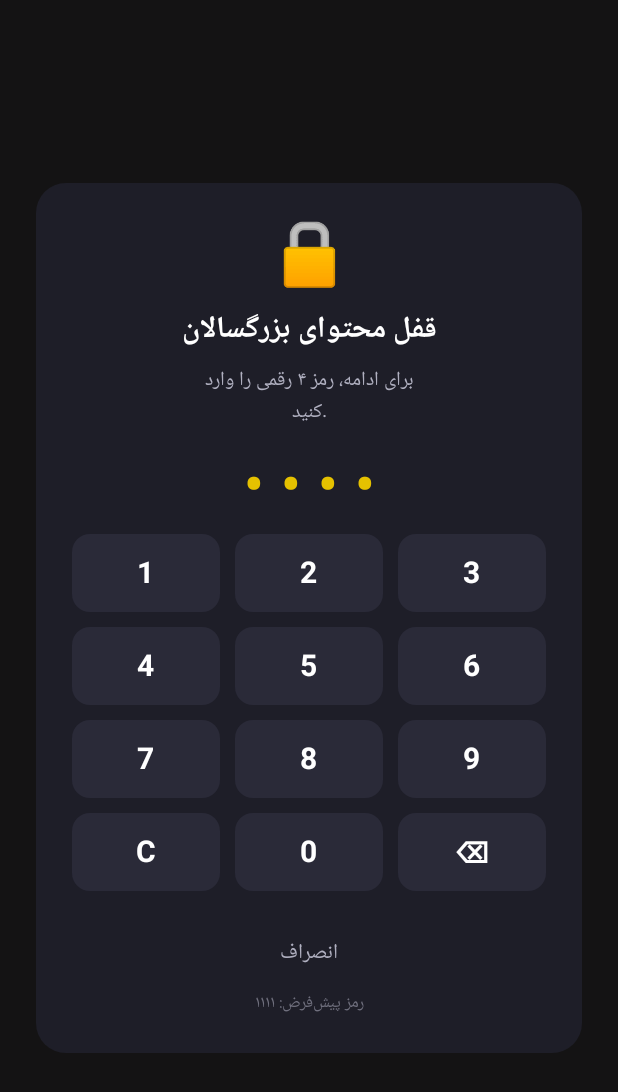
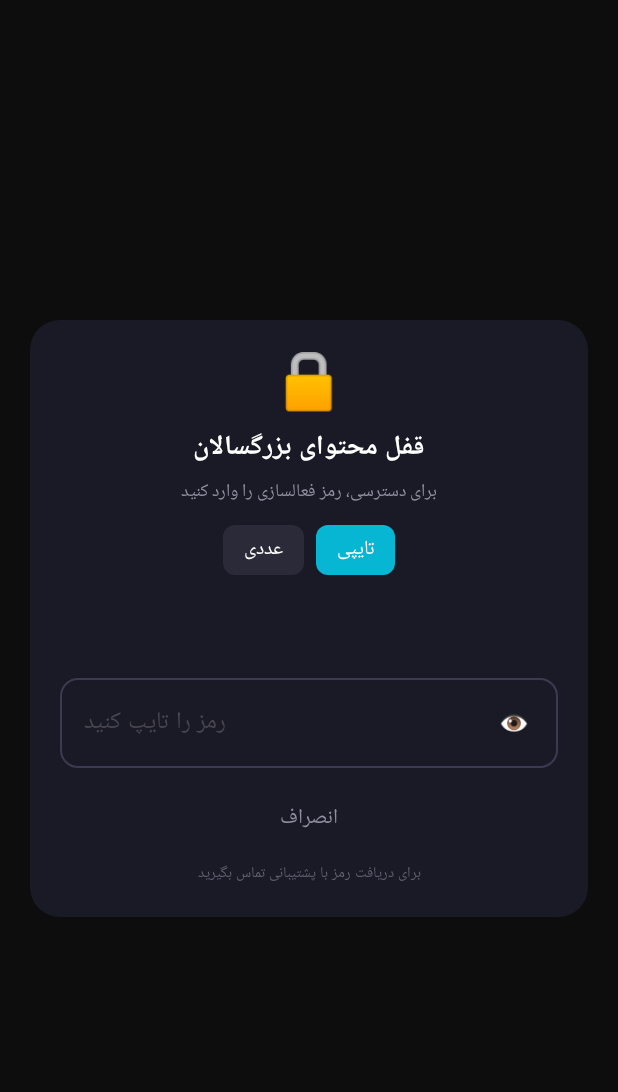
Before and after one commit to DarkNamaTv/Tv, an Android app built with Jetpack Compose: the composable PinLock shown on its own in the app's theme, after a tap on "انصراف", on a phone screen of 412 x 824 dp. Shown: the top 1092 px of the screen. Run offline under Robolectric (Android 15) with nearby library versions, the phone set to English and light mode, and no system bars; network calls fail; 2 other taps on this screen came first.

Commit message:
feat: PIN lock v2 (numeric+text), Telegram support @mohmdnini, subscription days display, 34 adult channels

```diff
--- a/app/src/main/java/com/darktv/player/PinLock.kt
+++ b/app/src/main/java/com/darktv/player/PinLock.kt
@@ -1,14 +1,24 @@
 package com.darktv.player
 
+import android.content.Context
+import androidx.compose.animation.animateColorAsState
 import androidx.compose.foundation.background
+import androidx.compose.foundation.border
+import androidx.compose.foundation.clickable
 import androidx.compose.foundation.layout.*
 import androidx.compose.foundation.shape.RoundedCornerShape
+import androidx.compose.foundation.text.KeyboardOptions
 import androidx.compose.material3.*
 import androidx.compose.runtime.*
 import androidx.compose.ui.Alignment
 import androidx.compose.ui.Modifier
+import androidx.compose.ui.draw.clip
 import androidx.compose.ui.graphics.Color
+import androidx.compose.ui.platform.LocalContext
 import androidx.compose.ui.text.font.FontWeight
+import androidx.compose.ui.text.input.KeyboardType
+import androidx.compose.ui.text.input.PasswordVisualTransformation
+import androidx.compose.ui.text.input.VisualTransformation
 import androidx.compose.ui.text.style.TextAlign
 import androidx.compose.ui.unit.dp
 import androidx.compose.ui.unit.sp
@@ -17,107 +27,227 @@ import androidx.compose.ui.window.DialogProperties
 import androidx.compose.foundation.rememberScrollState
 import androidx.compose.foundation.verticalScroll
 
-/**
- * PIN lock overlay for Movies section (adult content protection).
- * The default PIN is 1111. Currently stored in plaintext — can be upgraded
- * to EncryptedSharedPreferences / Keystore later.
- */
+enum class PinMode { NUMERIC, TEXT }
+
 @Composable
-fun PinLock(english: Boolean, onSuccess: () -> Unit, onCancel: () -> Unit) {
+fun PinLock(
+    english: Boolean,
+    showTextMode: Boolean = true,
+    onSuccess: () -> Unit,
+    onCancel: () -> Unit,
+    onSupportClick: (() -> Unit)? = null
+) {
+    val ctx = LocalContext.current
+    var mode by remember { mutableStateOf(PinMode.NUMERIC) }
     var pin by remember { mutableStateOf("") }
-    val correctPin = "1111"
+    var textPin by remember { mutableStateOf("") }
+    var error by remember { mutableStateOf(false) }
+    var errorText by remember { mutableStateOf("") }
+    var pinVisible by remember { mutableStateOf(false) }
+
+    fun tr(fa: String, en: String) = if (english) en else fa
+
+    fun validateAndOpen() {
+        val input = if (mode == PinMode.NUMERIC) pin else textPin
+        if (input.length < 4) {
+            error = true
+            errorText = tr("رمز باید حداقل ۴ کاراکتر باشد", "PIN must be at least 4 characters")
+            return
+        }
+        // Try to validate as subscription PIN first
+        val result = SubscriptionLock.validatePin(ctx, input)
+        when (result) {
+            is SubscriptionLock.ValidationResult.Valid -> {
+                SubscriptionLock.activateSubscription(ctx, result)
+                onSuccess()
+            }
+            is SubscriptionLock.ValidationResult.Expired -> {
+                error = true
+                errorText = tr("این رمز منقضی شده است", "This PIN has expired")
+                if (mode == PinMode.NUMERIC) pin = "" else textPin = ""
+            }
+            is SubscriptionLock.ValidationResult.Revoked -> {
+                error = true
+                errorText = tr("این رمز لغو شده است", "This PIN has been revoked")
+                if (mode == PinMode.NUMERIC) pin = "" else textPin = ""
+            }
+            null -> {
+                // Also check simple PIN "1111" as default
+                if (input == "1111" || input == "0000") {
+                    // Default PIN: activate unlimited for testing
+                    val code = if (input == "1111") SubscriptionLock.CODE_UNL else SubscriptionLock.CODE_3D
+                    val days = if (input == "1111") -1 else 3
+                    val expiry = if (days == -1) Long.MAX_VALUE / 1000 else System.currentTimeMillis() / 1000 + days * 86400L
+                    SubscriptionLock.activateSubscription(ctx,
+                        SubscriptionLock.ValidationResult.Valid(code, expiry, days))
+                    onSuccess()
+                } else {
+                    error = true
+                    errorText = tr("رمز اشتباه است", "Incorrect PIN")
+                    if (mode == PinMode.NUMERIC) pin = "" else textPin = ""
+                }
+            }
+        }
+    }
 
     Dialog(onDismissRequest = onCancel, properties = DialogProperties(usePlatformDefaultWidth = false)) {
         Box(
-            Modifier.fillMaxSize().background(Color(0xCC000000)),
+            Modifier.fillMaxSize().background(Color(0xDD000000)),
             contentAlignment = Alignment.Center
         ) {
             Card(
-                modifier = Modifier.fillMaxWidth().padding(24.dp),
+                modifier = Modifier.fillMaxWidth().padding(20.dp),
                 shape = RoundedCornerShape(20.dp),
-                colors = CardDefaults.cardColors(containerColor = Color(0xFF1E1E28))
+                colors = CardDefaults.cardColors(containerColor = Color(0xFF1A1A26))
             ) {
                 Column(
-                    Modifier.verticalScroll(rememberScrollState()).padding(24.dp),
+                    Modifier.verticalScroll(rememberScrollState()).padding(20.dp),
                     horizontalAlignment = Alignment.CenterHorizontally
                 ) {
-                    Text("🔒", fontSize = 40.sp)
-                    Spacer(Modifier.height(10.dp))
+                    Text("🔒", fontSize = 36.sp)
+                    Spacer(Modifier.height(8.dp))
                     Text(
-                        if (english) "Adult Content Lock" else "قفل محتوای بزرگسالان",
-                        fontSize = 20.sp,
+                        tr("قفل محتوای بزرگسالان", "Adult Content Lock"),
+                        fontSize = 18.sp,
                         fontWeight = FontWeight.Bold,
                         color = Color.White
                     )
-                    Spacer(Modifier.height(6.dp))
+                    Spacer(Modifier.height(4.dp))
                     Text(
-                        if (english) "Please enter the 4-digit PIN to continue."
-                        else "برای ادامه، رمز ۴ رقمی را وارد کنید.",
-                        fontSize = 13.sp,
-                        color = Color(0xFFB0B0C0),
+                        tr("برای دسترسی، رمز فعالسازی را وارد کنید", "Enter your activation code to continue"),
+                        fontSize = 12.sp,
+                        color = Color(0xFF9090A0),
                         textAlign = TextAlign.Center
                     )
+
+                    // Mode switch
+                    if (showTextMode) {
+                        Spacer(Modifier.height(12.dp))
+                        Row(
+                            Modifier.fillMaxWidth(),
+                            horizontalArrangement = Arrangement.Center,
+                            verticalAlignment = Alignment.CenterVertically
+                        ) {
+                            val tabBg by animateColorAsState(if (mode == PinMode.NUMERIC) Color(0xFF06B6D2) else Color(0xFF2A2A38), label = "tab")
+                            val tabBgT by animateColorAsState(if (mode == PinMode.TEXT) Color(0xFF06B6D2) else Color(0xFF2A2A38), label = "tabt")
+                            Box(
+                                Modifier.clickable { mode = PinMode.NUMERIC }
+                                    .background(tabBg, RoundedCornerShape(8.dp))
+                                    .padding(horizontal = 14.dp, vertical = 6.dp)
+                            ) {
+                                Text(tr("عددی", "Numeric"), fontSize = 13.sp, color = Color.White, fontWeight = FontWeight.Medium)
+                            }
+                            Spacer(Modifier.width(8.dp))
+                            Box(
+                                Modifier.clickable { mode = PinMode.TEXT }
+                                    .background(tabBgT, RoundedCornerShape(8.dp))
+                                    .padding(horizontal = 14.dp, vertical = 6.dp)
+                            ) {
+                                Text(tr("تایپی", "Text"), fontSize = 13.sp, color = Color.White, fontWeight = FontWeight.Medium)
+                            }
+                        }
+                    }
+
                     Spacer(Modifier.height(16.dp))
+
+                    // PIN display
+                    val displayPin = if (mode == PinMode.NUMERIC) pin else textPin
                     Text(
-                        if (pin.isEmpty()) "••••" else pin,
-                        fontSize = 36.sp,
-                        letterSpacing = 12.sp,
+                        if (pinVisible) displayPin else "●".repeat(displayPin.length.coerceAtMost(16)),
+                        fontSize = 28.sp,
+                        letterSpacing = 8.sp,
                         fontWeight = FontWeight.Bold,
                         color = Color(0xFFE5C100)
                     )
+
+                    if (error && errorText.isNotEmpty()) {
+                        Spacer(Modifier.height(4.dp))
+                        Text(errorText, fontSize = 11.sp, color = Color(0xFFFF6B6B), textAlign = TextAlign.Center)
+                    }
+
                     Spacer(Modifier.height(12.dp))
 
-                    // Number pad 1-9
+                    // Content
+                    if (mode == PinMode.NUMERIC) {
+                        // Number pad
                         val digits = listOf(
                             listOf("1","2","3"),
                             listOf("4","5","6"),
                             listOf("7","8","9"),
-                        listOf("C","0","⌫")
+                            listOf("👁","0","⌫")
                         )
                         digits.forEach { row ->
-                        Row(Modifier.fillMaxWidth(), horizontalArrangement = Arrangement.spacedBy(10.dp)) {
+                            Row(Modifier.fillMaxWidth(), horizontalArrangement = Arrangement.spacedBy(8.dp)) {
                                 row.forEach { key ->
                                     Button(
                                         onClick = {
+                                            error = false
                                             when (key) {
-                                            "C" -> pin = ""
+                                                "👁" -> pinVisible = !pinVisible
                                                 "⌫" -> if (pin.isNotEmpty()) pin = pin.dropLast(1)
-                                            else -> if (pin.length < 4) pin += key
+                                                else -> if (pin.length < 20) pin += key
                                             }
-                                        if (pin.length == 4) {
-                                            if (pin == correctPin) {
-                                                onSuccess()
-                                            } else {
-                                                pin = ""
+                                            if (pin.length >= 4) validateAndOpen()
+                                        },
+                                        modifier = Modifier.weight(1f).height(52.dp),
+                                        colors = ButtonDefaults.buttonColors(containerColor = Color(0xFF252535), contentColor = Color.White),
+                                        shape = RoundedCornerShape(12.dp)
+                                    ) { Text(key, fontSize = 18.sp, fontWeight = FontWeight.Bold) }
                                 }
                             }
+                            Spacer(Modifier.height(8.dp))
+                        }
+                    } else {
+                        // Text input
+                        OutlinedTextField(
+                            value = textPin,
+                            onValueChange = {
+                                textPin = it
+                                error = false
+                                if (it.length >= 4) validateAndOpen()
                             },
-                                    modifier = Modifier.weight(1f).height(52.dp),
-                                    colors = ButtonDefaults.buttonColors(
-                                        containerColor = Color(0xFF2A2A38),
-                                        contentColor = Color.White
+                            label = { Text(tr("رمز را تایپ کنید", "Enter your PIN")) },
+                            singleLine = true,
+                            visualTransformation = if (pinVisible) VisualTransformation.None else PasswordVisualTransformation(),
+                            keyboardOptions = KeyboardOptions(keyboardType = KeyboardType.Password),
+                            trailingIcon = {
+                                TextButton(onClick = { pinVisible = !pinVisible }) {
+                                    Text(if (pinVisible) tr("🙈","🙈") else tr("👁","👁"), fontSize = 16.sp)
+                                }
+                            },
+                            modifier = Modifier.fillMaxWidth(),
+                            colors = OutlinedTextFieldDefaults.colors(
+                                focusedBorderColor = Color(0xFF06B6D2),
+                                unfocusedBorderColor = Color(0xFF3A3A50)
                             ),
                             shape = RoundedCornerShape(12.dp)
-                                ) {
-                                    Text(key, fontSize = 20.sp, fontWeight = FontWeight.Bold)
-                                }
-                            }
-                        }
-                        Spacer(Modifier.height(10.dp))
+                        )
                     }
 
+                    Spacer(Modifier.height(10.dp))
+
+                    // Support button
+                    if (onSupportClick != null) {
+                        OutlinedButton(
+                            onClick = onSupportClick,
+                            modifier = Modifier.fillMaxWidth(),
+                            colors = ButtonDefaults.outlinedButtonColors(contentColor = Color(0xFF06B6D2)),
+                            border = ButtonDefaults.outlinedButtonBorder.copy(width = 1.dp)
+                        ) {
+                            Text(tr("📩 پشتیبانی از تلگرام", "📩 Contact Support via Telegram"), fontSize = 13.sp)
+                        }
                         Spacer(Modifier.height(8.dp))
+                    }
+
                     TextButton(onClick = onCancel) {
+                        Text(tr("انصراف", "Cancel"), color = Color(0xFF9090A0))
+                    }
+
+                    Spacer(Modifier.height(4.dp))
                     Text(
-                            if (english) "Cancel" else "انصراف",
-                            color = Color(0xFFB0B0C0),
-                            fontSize = 14.sp
-                        )
-                    }
-                    Text(
-                        if (english) "Default PIN: 1111" else "رمز پیش‌فرض: ۱۱۱۱",
-                        fontSize = 11.sp,
-                        color = Color(0xFF70707E),
+                        tr("برای دریافت رمز با پشتیبانی تماس بگیرید", "Contact support to get your activation code"),
+                        fontSize = 10.sp,
+                        color = Color(0xFF606070),
                         textAlign = TextAlign.Center,
                         modifier = Modifier.fillMaxWidth()
                     )
```
Also changed, not shown: app/src/main/java/com/darktv/player/ChannelData.kt (+11 -1 lines), app/src/main/java/com/darktv/player/MainActivity.kt (+61 -2 lines). Lines whose indentation alone changed are shown as unchanged.
